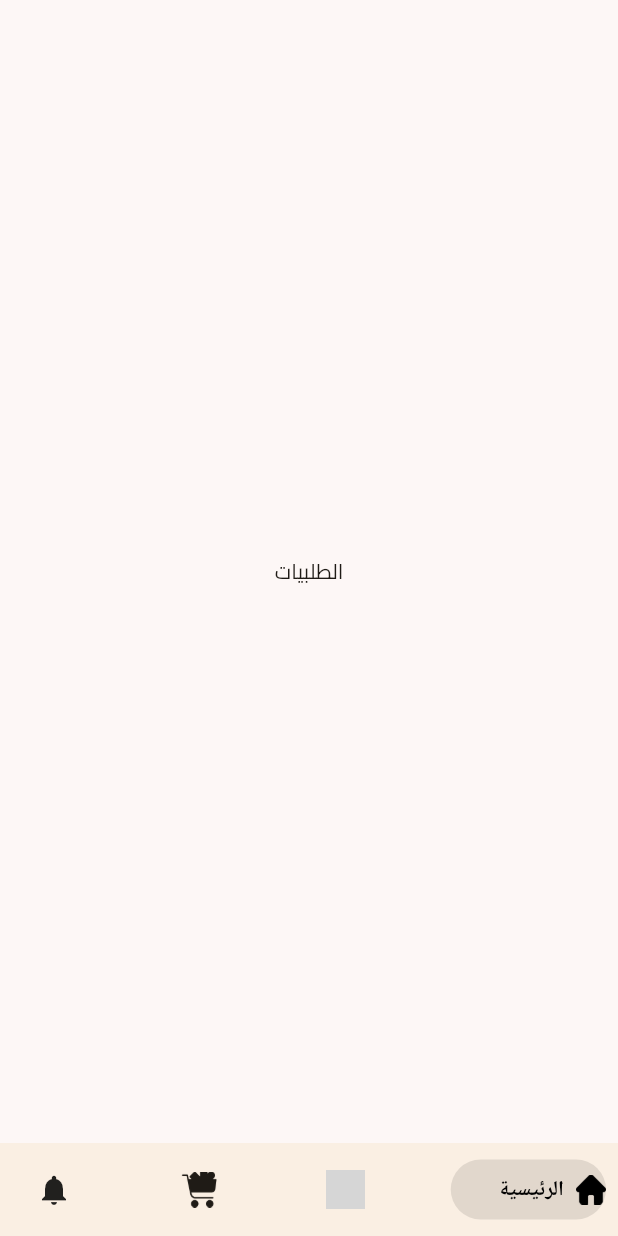
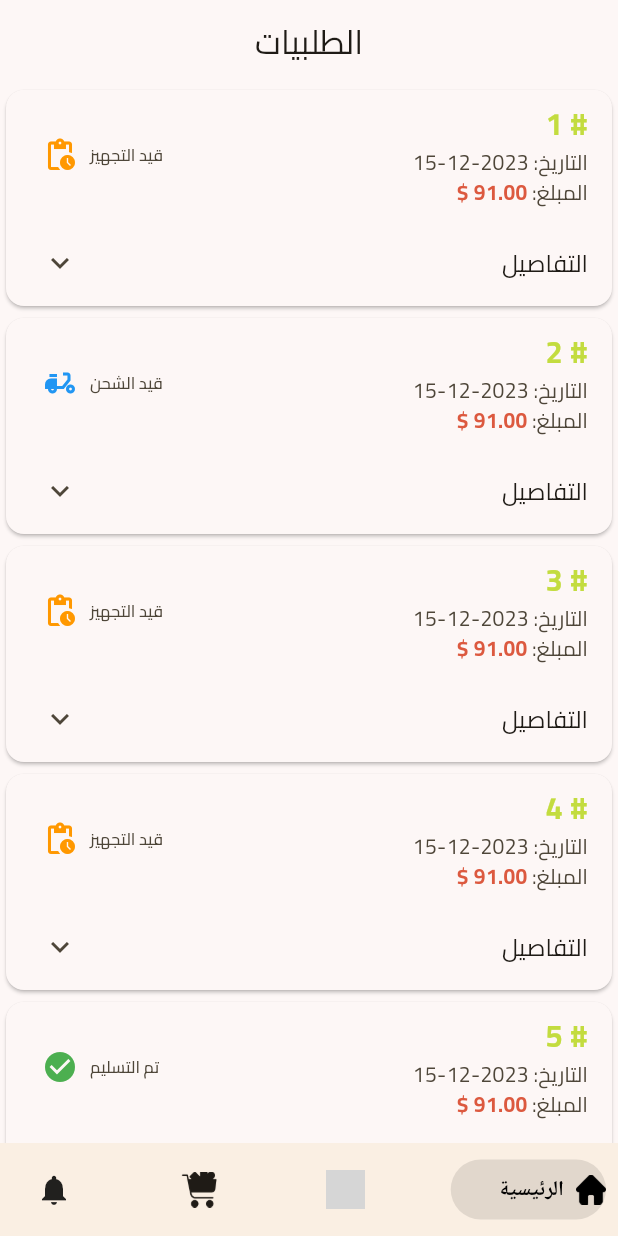
Before and after one commit to Foss53602/atea_design, a Flutter app: the HomePage screen opened directly, swiped to page 3, on a phone screen of 412 x 824 dp. Run offline on Flutter 3.47's test engine with Material 3 defaults, Android fonts, the phone set to English and light mode, and no system bars; drawn by our look-alikes of salomon_bottom_bar; our stand-ins replace animated_text_kit, card_swiper, flutter_toggle_tab, icons_plus, lottie; network calls fail; grey boxes are pictures that could not be loaded.

Commit message:
orders page

```diff
--- a/lib/home_page.dart
+++ b/lib/home_page.dart
@@ -2,6 +2,7 @@ import 'dart:math';
 
 import 'package:atea_design/cart_page.dart';
 import 'package:atea_design/materials_page.dart';
+import 'package:atea_design/orders_page.dart';
 import 'package:atea_design/product_page.dart';
 import 'package:atea_design/theme_config.dart';
 import 'package:card_swiper/card_swiper.dart';
@@ -107,11 +108,7 @@ class _HomePageState extends State<HomePage> {
           children: [
             Home(),
             Favorites(),
-            Container(
-              child: Center(
-                child: Text('الطلبيات'),
-              ),
-            ),
+            OrdersPage(),
             Container(
                 child: Center(
               child: Text('الإشعارات'),
@@ -206,6 +203,15 @@ class _FavoritesState extends State<Favorites> {
                       contentPadding: EdgeInsets.all(8),
                       suffixIcon: Icon(OctIcons.search_16),
                       hintText: 'بحث..',
+                      enabledBorder: OutlineInputBorder(
+                          borderSide: BorderSide(
+                              color: Theme.of(context)
+                                  .colorScheme
+                                  .primary
+                                  .withOpacity(0.8),
+                              width: 0.5),
+                          borderRadius:
+                              BorderRadius.circular(ThemeConfig.radius16)),
                       border: OutlineInputBorder(
                           borderSide: BorderSide(
                               color: Theme.of(context)
@@ -609,15 +615,6 @@ class _HomeState extends State<Home> {
                         contentPadding: EdgeInsets.all(8),
                         suffixIcon: Icon(OctIcons.search_16),
                         hintText: 'بحث..',
-                      border: OutlineInputBorder(
-                          borderSide: BorderSide(
-                              color: Theme.of(context)
-                                  .colorScheme
-                                  .primary
-                                  .withOpacity(0.8),
-                              width: 0.5),
-                          borderRadius:
-                              BorderRadius.circular(ThemeConfig.radius16)),
                         enabledBorder: OutlineInputBorder(
                             borderSide: BorderSide(
                                 color: Theme.of(context)
@@ -627,7 +624,15 @@ class _HomeState extends State<Home> {
                                 width: 0.5),
                             borderRadius:
                                 BorderRadius.circular(ThemeConfig.radius16)),
-                    ),
+                        border: OutlineInputBorder(
+                            borderSide: BorderSide(
+                                color: Theme.of(context)
+                                    .colorScheme
+                                    .primary
+                                    .withOpacity(0.8),
+                                width: 0.5),
+                            borderRadius:
+                                BorderRadius.circular(ThemeConfig.radius16))),
                   ),
                 ),
               ],
--- /dev/null
+++ b/lib/orders_page.dart
@@ -0,0 +1,231 @@
+import 'package:atea_design/theme_config.dart';
+import 'package:flutter/material.dart';
+
+class OrdersPage extends StatefulWidget {
+  const OrdersPage({super.key});
+
+  @override
+  State<OrdersPage> createState() => _OrdersPageState();
+}
+
+class _OrdersPageState extends State<OrdersPage> {
+  @override
+  Widget build(BuildContext context) {
+    return Scaffold(
+      appBar: AppBar(
+        title: Text('الطلبيات'),
+        centerTitle: true,
+      ),
+      body: ListView.builder(
+        itemCount: 10,
+        itemBuilder: (context, index) {
+          return Card(
+            child: Column(
+              children: [
+                ListTile(
+                  title: Text(
+                    '# ${index + 1} ',
+                    style: TextStyle(
+                        fontWeight: FontWeight.bold,
+                        fontSize: 20,
+                        color: Theme.of(context).colorScheme.tertiary),
+                  ),
+                  subtitle: Column(
+                    crossAxisAlignment: CrossAxisAlignment.start,
+                    children: [
+                      Text('التاريخ: 2023-12-15'),
+                      Row(
+                        children: [
+                          Text('المبلغ: '),
+                          Text(
+                            '91.00 \$',
+                            style: TextStyle(
+                                fontWeight: FontWeight.bold,
+                                color: Theme.of(context).colorScheme.secondary),
+                          ),
+                        ],
+                      ),
+                    ],
+                  ),
+                  trailing: Row(
+                    mainAxisSize: MainAxisSize.min,
+                    children: [
+                      Text(index == 0 || index == 2 || index == 3
+                          ? 'قيد التجهيز'
+                          : index == 1
+                              ? 'قيد الشحن'
+                              : index == 4 || index == 5
+                                  ? 'تم التسليم'
+                                  : 'مقبولة'),
+                      SizedBox(
+                        width: 8,
+                      ),
+                      Icon(
+                        index == 0 || index == 2 || index == 3
+                            ? Icons.pending_actions
+                            : index == 1
+                                ? Icons.delivery_dining
+                                : index == 4 || index == 5
+                                    ? Icons.check_circle
+                                    : Icons.check_circle_outline,
+                        color: index == 0 || index == 2 || index == 3
+                            ? Colors.orange
+                            : index == 1
+                                ? Colors.blue
+                                : index == 4 || index == 5
+                                    ? Colors.green
+                                    : Colors.green,
+                      ),
+                    ],
+                  ),
+                ),
+                ExpansionTile(
+                  backgroundColor: Theme.of(context).colorScheme.surface,
+                  shape: RoundedRectangleBorder(
+                      borderRadius: BorderRadius.circular(ThemeConfig.radius16)),
+                  title: Text('التفاصيل'),
+                  children: [
+                    ListTile(
+                        title: Row(
+                          children: [
+                            Text('بلوزة صوف'),
+                            SizedBox(
+                              width: 8,
+                            ),
+                            Text(
+                              'تركي - LC Waikiki',
+                              style: TextStyle(
+                                  fontSize: 12,
+                                  color: Theme.of(context)
+                                      .colorScheme
+                                      .outlineVariant),
+                            )
+                          ],
+                        ),
+                        subtitle: Row(
+                          children: [
+                            Text('السعر: '),
+                            SizedBox(
+                              width: 4,
+                            ),
+                            Text(
+                              '31.00 \$',
+                              style: TextStyle(
+                                  fontWeight: FontWeight.bold,
+                                  color:
+                                      Theme.of(context).colorScheme.secondary),
+                            ),
+                            SizedBox(
+                              width: 8,
+                            ),
+                            Text('الكمية: '),
+                            SizedBox(
+                              width: 4,
+                            ),
+                            Text(
+                              '2',
+                              style: TextStyle(
+                                  fontWeight: FontWeight.bold,
+                                  color:
+                                      Theme.of(context).colorScheme.secondary),
+                            ),
+                            SizedBox(
+                              width: 8,
+                            ),
+                            Text('اللون: '),
+                            SizedBox(
+                              width: 4,
+                            ),
+                            Container(
+                              width: 20,
+                              height: 20,
+                              decoration: BoxDecoration(
+                                  shape: BoxShape.circle, color: Colors.teal),
+                            ),
+                            SizedBox(
+                              width: 8,
+                            ),
+                            Text('المقاس: '),
+                            SizedBox(
+                              width: 4,
+                            ),
+                            Container(
+                              width: 30,
+                              height: 22,
+                              margin: EdgeInsets.only(left: 8),
+                              child: Center(
+                                child: Text('S',
+                                    textAlign: TextAlign.center,
+                                    style: TextStyle(
+                                        fontWeight: FontWeight.bold,
+                                        color: Theme.of(context)
+                                            .colorScheme
+                                            .onPrimary)),
+                              ),
+                              decoration: BoxDecoration(
+                                  borderRadius: BorderRadius.circular(
+                                      ThemeConfig.radius16),
+                                  border: Border.all(
+                                    width: 0.2,
+                                    color: Colors.black,
+                                  ),
+                                  color: Colors.black),
+                            )
+                          ],
+                        )),
+                    ListTile(
+                        title: Row(
+                          children: [
+                            Text('فرن صغير'),
+                            SizedBox(
+                              width: 8,
+                            ),
+                            Text(
+                              'Ariston - ايطالي',
+                              style: TextStyle(
+                                  fontSize: 12,
+                                  color: Theme.of(context)
+                                      .colorScheme
+                                      .outlineVariant),
+                            )
+                          ],
+                        ),
+                        subtitle: Row(
+                          children: [
+                            Text('السعر: '),
+                            SizedBox(
+                              width: 4,
+                            ),
+                            Text(
+                              '60.00 \$',
+                              style: TextStyle(
+                                  fontWeight: FontWeight.bold,
+                                  color:
+                                      Theme.of(context).colorScheme.secondary),
+                            ),
+                            SizedBox(
+                              width: 8,
+                            ),
+                            Text('الكمية: '),
+                            SizedBox(
+                              width: 4,
+                            ),
+                            Text(
+                              '1',
+                              style: TextStyle(
+                                  fontWeight: FontWeight.bold,
+                                  color:
+                                      Theme.of(context).colorScheme.secondary),
+                            ),
+                          ],
+                        )),
+                  ],
+                ),
+              ],
+            ),
+          );
+        },
+      ),
+    );
+  }
+}
--- a/lib/product_page.dart
+++ b/lib/product_page.dart
@@ -53,6 +53,7 @@ class _ProductPageState extends State<ProductPage> {
                     ),
                   ),
                   Row(
+                    crossAxisAlignment: CrossAxisAlignment.start,
                     children: [
                       InkResponse(
                         onTap: () {
@@ -75,6 +76,8 @@ class _ProductPageState extends State<ProductPage> {
                         ),
                       ),
                       Spacer(),
+                      Column(
+                        children: [
                           Container(
                             margin: EdgeInsets.all(8),
                             padding: EdgeInsets.all(4),
@@ -95,9 +98,32 @@ class _ProductPageState extends State<ProductPage> {
                                   color: Theme.of(context).colorScheme.onPrimary,
                                   height: 22,
                                 )),
+                          ),
+                          Container(
+                            margin: EdgeInsets.all(8),
+                            padding: EdgeInsets.all(6),
+                            decoration: BoxDecoration(
+                                border: Border.all(
+                                    color: Theme.of(context).colorScheme.primary,
+                                    width: 0.5),
+                                color: Theme.of(context)
+                                    .colorScheme
+                                    .primary
+                                    .withOpacity(0.8),
+                                shape: BoxShape.circle),
+                            child: InkWell(
+                                borderRadius:
+                                BorderRadius.circular(ThemeConfig.radius16),
+                                child: Icon(
+                                  Icons.share,
+                                  color: Theme.of(context).colorScheme.onPrimary,
+                                  size: 20,
+                                )),
+                          ),
+                        ],
                       )
                     ],
-                  )
+                  ),
                 ],
               ),
               Stack(
```
Lines whose indentation alone changed are shown as unchanged.
